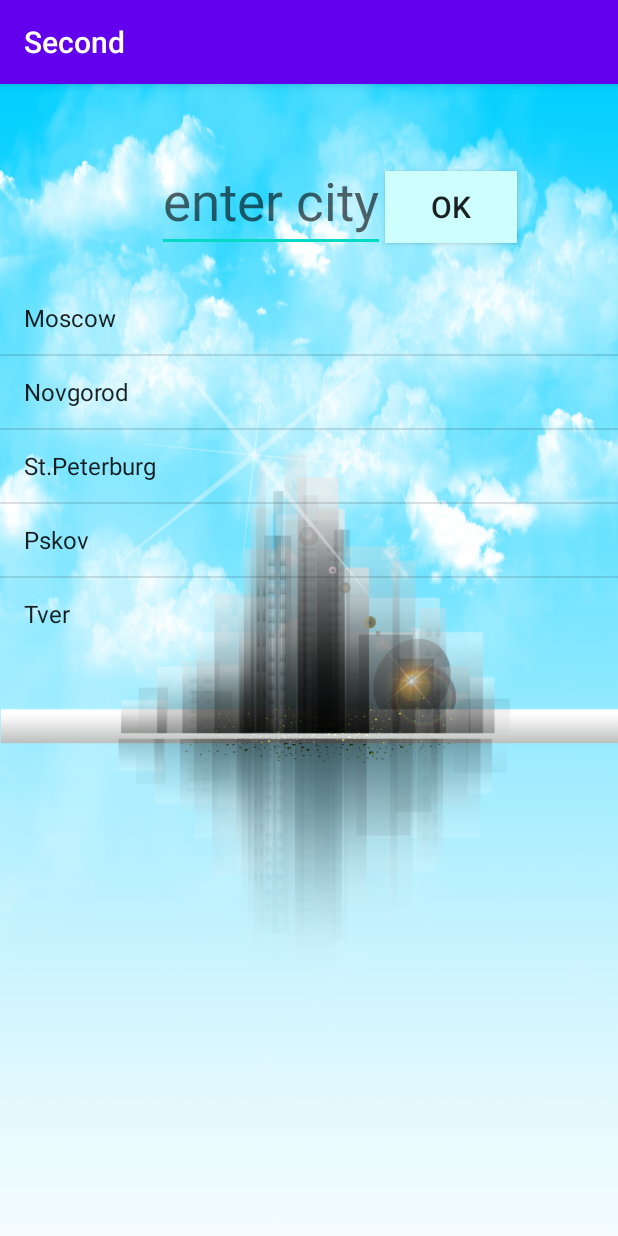
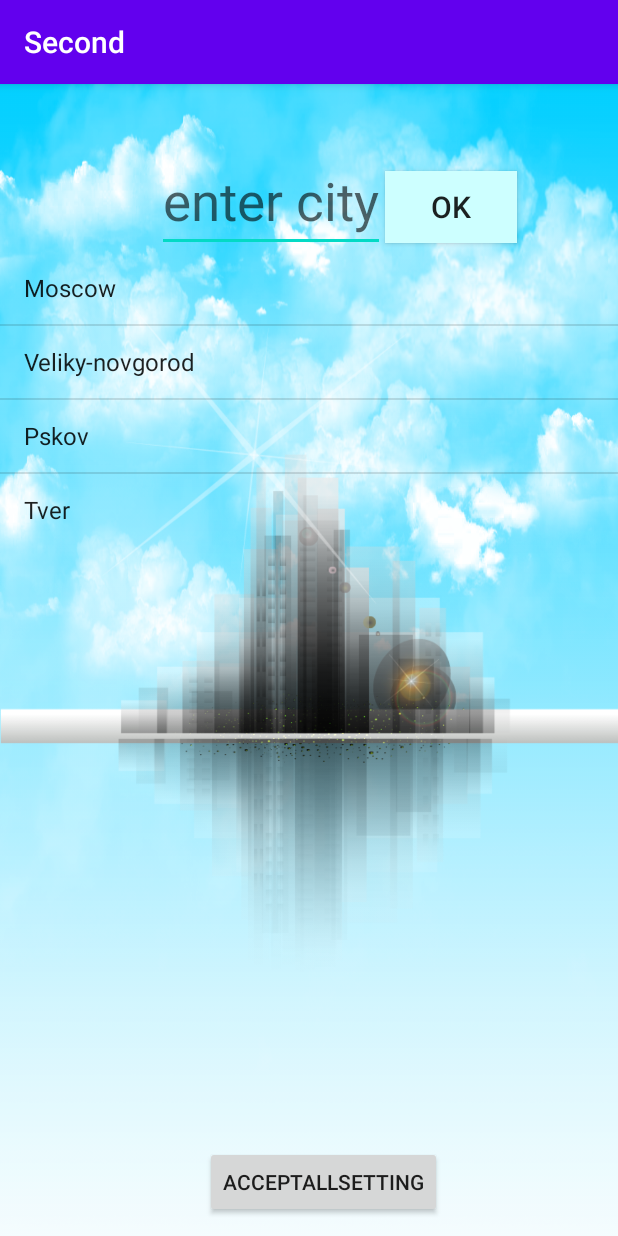
Before and after one commit to OlegDmitrievich88/Android, an Android app: the screen it shows after launch (ScreenCity), after a tap on "SETTING", on a phone screen of 412 x 824 dp. Run offline under Robolectric (Android 15) with nearby library versions, the phone set to English and light mode, and no system bars.

Commit message:
First DZ commit

```diff
--- a/app/src/main/java/com/geekbrains/onlinelessons/android/one/weatherapp/MainActivity.java
+++ b/app/src/main/java/com/geekbrains/onlinelessons/android/one/weatherapp/MainActivity.java
@@ -1,19 +1,34 @@
 package com.geekbrains.onlinelessons.android.one.weatherapp;
 
+import androidx.annotation.Nullable;
 import androidx.appcompat.app.AppCompatActivity;
 
 import android.content.Intent;
+import android.net.Uri;
 import android.os.Bundle;
 import android.util.Log;
 import android.view.View;
 import android.widget.Button;
 import android.widget.ImageView;
+import android.widget.TextView;
 import android.widget.Toast;
+
+import static com.geekbrains.onlinelessons.android.one.weatherapp.SettingForCity.settingKey;
 
 public class MainActivity extends AppCompatActivity {
       private Button button;
+      private Button buttonGoogle;
       private static final String tag = "activity";
-      private static ImageView imageView;
+      private ImageView imageView;
+      private TextView temp;
+      private TextView kPa;
+      private TextView wind;
+      private TextView wet;
+      private TextView city;
+      private static final int requestCodeSet = 1234;
+
+
+
 
     @Override
     protected void onCreate(Bundle savedInstanceState) {
@@ -22,9 +37,32 @@ public class MainActivity extends AppCompatActivity {
         Toast.makeText(this, "hello man",Toast.LENGTH_SHORT).show();
         Log.d(tag,"Create");
         initViews();
+        //set();
+        ButtonGoogle();
         Button();
         //setImageView();
 
+    }
+
+    private void ButtonGoogle() {
+        buttonGoogle.setOnClickListener(new View.OnClickListener() {
+            @Override
+            public void onClick(View view) {
+                String URL = "https://yandex.ru/pogoda/"+city.getText().toString();
+                Uri uri = Uri.parse(URL);
+                Intent googleIntent = new Intent(Intent.ACTION_VIEW,uri);
+                startActivity(googleIntent);
+            }
+        });
+    }
+
+    private void set() {
+        Container container = (Container) getIntent().getExtras().getSerializable("settingKey");
+        temp.setText(container.temp);
+        kPa.setText(container.kPa);
+        wind.setText(container.wind);
+        wet.setText(container.wet);
+        city.setText(container.city);
     }
 
     public void setImageView() {
@@ -32,53 +70,29 @@ public class MainActivity extends AppCompatActivity {
     }
 
     @Override
-    protected void onStart() {
-        super.onStart();
-        Toast.makeText(this, "start",Toast.LENGTH_SHORT).show();
-        Log.d(tag,"Start");
+    protected void onActivityResult(int requestCode, int resultCode, @Nullable Intent data) {
+        super.onActivityResult(requestCode, resultCode, data);
+        Toast.makeText(this, "SETTING",Toast.LENGTH_SHORT).show();
+        if (requestCode == requestCodeSet && resultCode == RESULT_OK) {
+
+            city.setText(data.getStringExtra(ScreenCity.settingKey));
+            temp.setText(data.getStringExtra(ScreenCity.settingKey1));
+            kPa.setText(data.getStringExtra(ScreenCity.settingKey2));
+            wind.setText(data.getStringExtra(ScreenCity.settingKey3));
+            wet.setText(data.getStringExtra(ScreenCity.settingKey4));
+
+        }
+
     }
 
-    @Override
-    protected void onResume() {
-        super.onResume();
-        Toast.makeText(this, "resume",Toast.LENGTH_SHORT).show();
-        Log.d(tag,"Resume");
-    }
 
-    @Override
-    protected void onPause() {
-        super.onPause();
-        Toast.makeText(this, "pause",Toast.LENGTH_SHORT).show();
-        Log.d(tag,"Pause");
-    }
-
-    @Override
-    protected void onStop() {
-        super.onStop();
-        Toast.makeText(this, "stop",Toast.LENGTH_SHORT).show();
-        Log.d(tag,"Stop");
-    }
-
-    @Override
-    protected void onRestart() {
-        super.onRestart();
-        Toast.makeText(this, "restart",Toast.LENGTH_SHORT).show();
-        Log.d(tag,"Restart");
-    }
-
-    @Override
-    protected void onDestroy() {
-        super.onDestroy();
-        Toast.makeText(this, "destroy",Toast.LENGTH_SHORT).show();
-        Log.d(tag,"Destroy");
-    }
 
     private void Button(){
         button.setOnClickListener(new View.OnClickListener() {
             @Override
             public void onClick(View view) {
                 Intent intent = new Intent(MainActivity.this, ScreenCity.class);
-        startActivity(intent);
+                startActivityForResult(intent, requestCodeSet);
             }
         });
     }
@@ -86,6 +100,13 @@ public class MainActivity extends AppCompatActivity {
     private void initViews() {
           button = findViewById(R.id.button1);
           imageView = findViewById(R.id.imageView);
+          temp = findViewById(R.id.textView4);
+          kPa = findViewById(R.id.pressure);
+          wind = findViewById(R.id.wind);
+          wet = findViewById(R.id.wet);
+          city = findViewById(R.id.textView3);
+          buttonGoogle = findViewById(R.id.buttonGoogle);
+
     }//инициализирует
 
 
--- a/app/src/main/java/com/geekbrains/onlinelessons/android/one/weatherapp/ScreenCity.java
+++ b/app/src/main/java/com/geekbrains/onlinelessons/android/one/weatherapp/ScreenCity.java
@@ -1,6 +1,4 @@
 package com.geekbrains.onlinelessons.android.one.weatherapp;
-
-
 
 import android.content.Intent;
 import android.os.Bundle;
@@ -9,13 +7,27 @@ import android.widget.ArrayAdapter;
 import android.widget.Button;
 import android.widget.EditText;
 import android.widget.ListView;
-
+import android.widget.Toast;
+import androidx.annotation.Nullable;
 import androidx.appcompat.app.AppCompatActivity;
 
 public class ScreenCity extends AppCompatActivity {
     private ListView listCity;
     private EditText editCityName;
     private Button ok;
+    private Button acceptAllSetting;
+    static String city = "City";
+    private static final int requestCodeSet2 = 12345;
+    private String temp;
+    private String kPa;
+    private String wind;
+    private String wet;
+    static String settingKey = "settingKey";
+    static String settingKey1 = "settingKey1";
+    static String settingKey2 = "settingKey2";
+    static String settingKey3 = "settingKey3";
+    static String settingKey4 = "settingKey4";
+
 
     @Override
     protected void onCreate(Bundle savedInstanceState) {
@@ -24,18 +36,60 @@ public class ScreenCity extends AppCompatActivity {
         initViews();
         cityName();
         oKandCreateNewWindow();
+        allAccept();
+
+
     }
+
+
+
+    private void allAccept() {
+        acceptAllSetting.setOnClickListener(new View.OnClickListener() {
+            @Override
+            public void onClick(View view) {
+                city = editCityName.getText().toString();
+                Intent intent = new Intent();
+                intent.putExtra(settingKey,city);
+                intent.putExtra(settingKey1,temp);
+                intent.putExtra(settingKey2,kPa);
+                intent.putExtra(settingKey3,wind);
+                intent.putExtra(settingKey4,wet);
+                setResult(RESULT_OK, intent);
+                finish();
+            }
+        });
+    }
+
+    @Override
+    protected void onActivityResult(int requestCode, int resultCode, @Nullable Intent data) {
+        super.onActivityResult(requestCode, resultCode, data);
+        Toast.makeText(this, "SETTING",Toast.LENGTH_SHORT).show();
+
+        if (requestCode == requestCodeSet2 && resultCode == RESULT_OK) {
+
+            editCityName.setText(data.getStringExtra(SettingForCity.settingKey));
+            temp = data.getStringExtra(SettingForCity.settingKey1);
+            kPa = data.getStringExtra(SettingForCity.settingKey2);
+            wind = data.getStringExtra(SettingForCity.settingKey3);
+            wet = data.getStringExtra(SettingForCity.settingKey4);
+
+        }
+    }
+
+
 
     private void oKandCreateNewWindow() {
         ok.setOnClickListener(new View.OnClickListener() {
             @Override
             public void onClick(View view) {
+                String cityName = editCityName.getText().toString();
                 Intent intent = new Intent(ScreenCity.this, SettingForCity.class);
-                startActivity(intent);
+                intent.putExtra(city,cityName);
+                startActivityForResult(intent,requestCodeSet2);
+
             }
         });
-    }
-
+    }// по нажатию кнопки открывает новую активити и передает туда выбранный город
     private void cityName() {
         String[] cityNames = getResources().getStringArray(R.array.city);
         ArrayAdapter<String> adapter = new ArrayAdapter<>(this,
@@ -46,5 +100,7 @@ public class ScreenCity extends AppCompatActivity {
         ok = findViewById(R.id.enter);
         listCity = findViewById(R.id.cityName);
         editCityName = findViewById(R.id.enterCity);
+        acceptAllSetting = findViewById(R.id.button1);
+
     }//инициализирует
 }
--- a/app/src/main/res/layout/screen_city.xml
+++ b/app/src/main/res/layout/screen_city.xml
@@ -16,7 +16,7 @@
         app:layout_constraintHorizontal_bias="0.0"
         app:layout_constraintStart_toStartOf="parent"
         app:layout_constraintTop_toTopOf="parent"
-        app:layout_constraintVertical_bias="0.0" />
+        app:layout_constraintVertical_bias="1.0" />
 
     <EditText
         android:id="@+id/enterCity"
@@ -43,17 +43,26 @@
         app:layout_constraintTop_toTopOf="@+id/enterCity"
         app:layout_constraintVertical_bias="0.692" />
 
+
     <ListView
         android:id="@+id/cityName"
         android:layout_width="wrap_content"
         android:layout_height="wrap_content"
-        android:layout_marginTop="20dp"
+        app:layout_constraintEnd_toEndOf="parent"
         app:layout_constraintStart_toStartOf="@+id/cityImage"
         app:layout_constraintTop_toBottomOf="@+id/enterCity" />
 
-
-
-
+    <Button
+        android:id="@+id/button1"
+        android:layout_width="wrap_content"
+        android:layout_height="wrap_content"
+        android:text="@string/AcceptAllSetting"
+        app:layout_constraintBottom_toBottomOf="@+id/cityImage"
+        app:layout_constraintEnd_toEndOf="parent"
+        app:layout_constraintHorizontal_bias="0.537"
+        app:layout_constraintStart_toStartOf="@+id/cityImage"
+        app:layout_constraintTop_toBottomOf="@+id/cityName"
+        app:layout_constraintVertical_bias="0.971" />
 
 
 </androidx.constraintlayout.widget.ConstraintLayout>
--- a/app/src/main/res/values/strings.xml
+++ b/app/src/main/res/values/strings.xml
@@ -18,10 +18,11 @@
     <string name="theme">Theme</string>
     <string name="accept">accept</string>
     <string name="setting">Setting</string>
+    <string name="AcceptAllSetting">AcceptAllSetting</string>
+    <string name="google">google</string>
     <string-array name="city">
         <item>Moscow</item>
-        <item>Novgorod</item>
-        <item>St.Peterburg</item>
+        <item>Veliky-novgorod</item>
         <item>Pskov</item>
         <item>Tver</item>
     </string-array>
```
Also changed, not shown: app/src/main/java/com/geekbrains/onlinelessons/android/one/weatherapp/SettingForCity.java (+47 -4 lines), app/src/main/res/layout/activity_main.xml (+16 -2 lines), gradle/wrapper/gradle-wrapper.properties, 1 other file.
